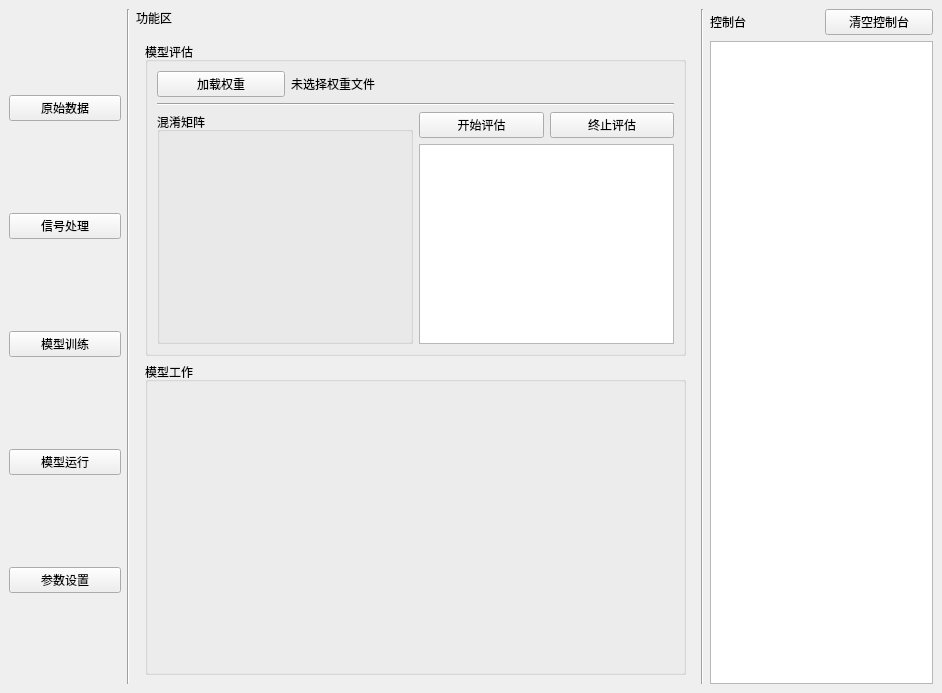
First picture: the form in GUI/main_window.ui, repository industrimatic/Gearbox-Fault-Diagnosis, before the edit.
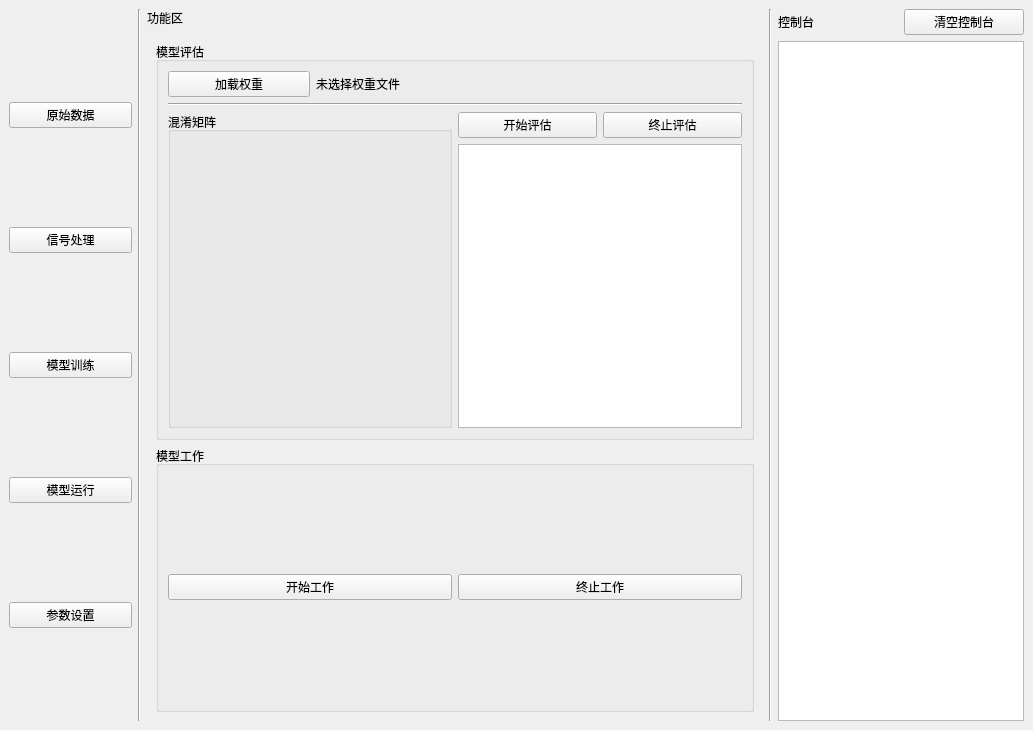
Second picture: the form after the edit.

Patch:
```diff
--- a/GUI/main_window.ui
+++ b/GUI/main_window.ui
@@ -6,8 +6,8 @@
    <rect>
     <x>0</x>
     <y>0</y>
-    <width>942</width>
-    <height>693</height>
+    <width>1033</width>
+    <height>730</height>
    </rect>
   </property>
   <property name="windowTitle">
@@ -567,7 +567,7 @@
          </layout>
         </widget>
         <widget class="QWidget" name="page_2">
-         <layout class="QVBoxLayout" name="verticalLayout_21" stretch="1,1">
+         <layout class="QVBoxLayout" name="verticalLayout_21" stretch="3,2">
           <item>
            <widget class="QGroupBox" name="groupBox_12">
             <property name="title">
@@ -663,6 +663,29 @@
             <property name="title">
              <string>模型工作</string>
             </property>
+            <layout class="QVBoxLayout" name="verticalLayout_27" stretch="1,9">
+             <item>
+              <layout class="QHBoxLayout" name="horizontalLayout_35">
+               <item>
+                <widget class="QPushButton" name="pushButton_15">
+                 <property name="text">
+                  <string>开始工作</string>
+                 </property>
+                </widget>
+               </item>
+               <item>
+                <widget class="QPushButton" name="pushButton_16">
+                 <property name="text">
+                  <string>终止工作</string>
+                 </property>
+                </widget>
+               </item>
+              </layout>
+             </item>
+             <item>
+              <layout class="QVBoxLayout" name="verticalLayout_26"/>
+             </item>
+            </layout>
            </widget>
           </item>
          </layout>
```
